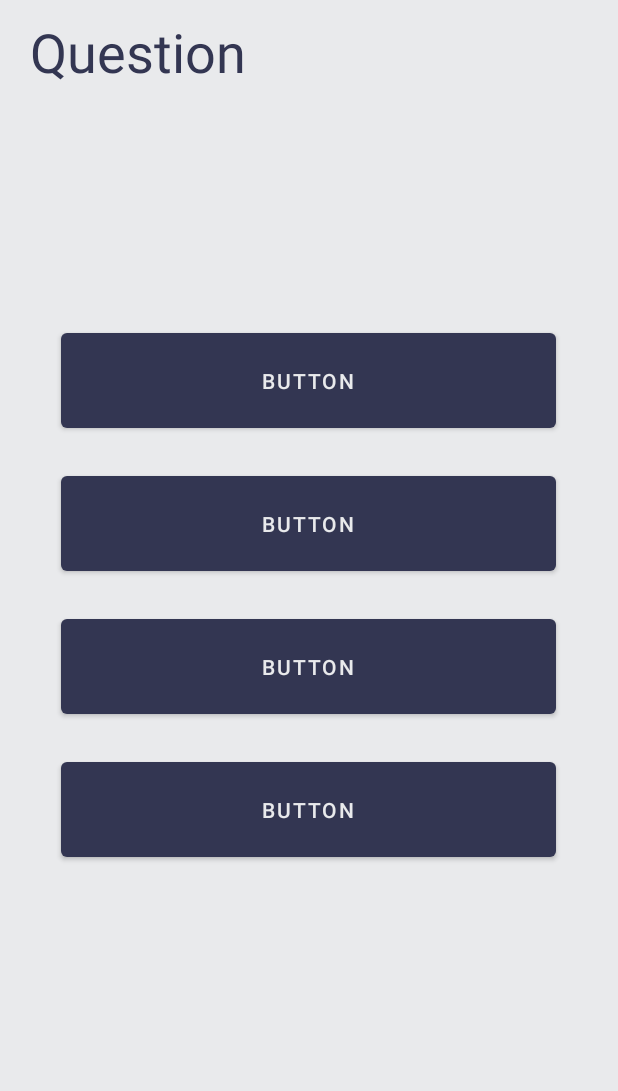
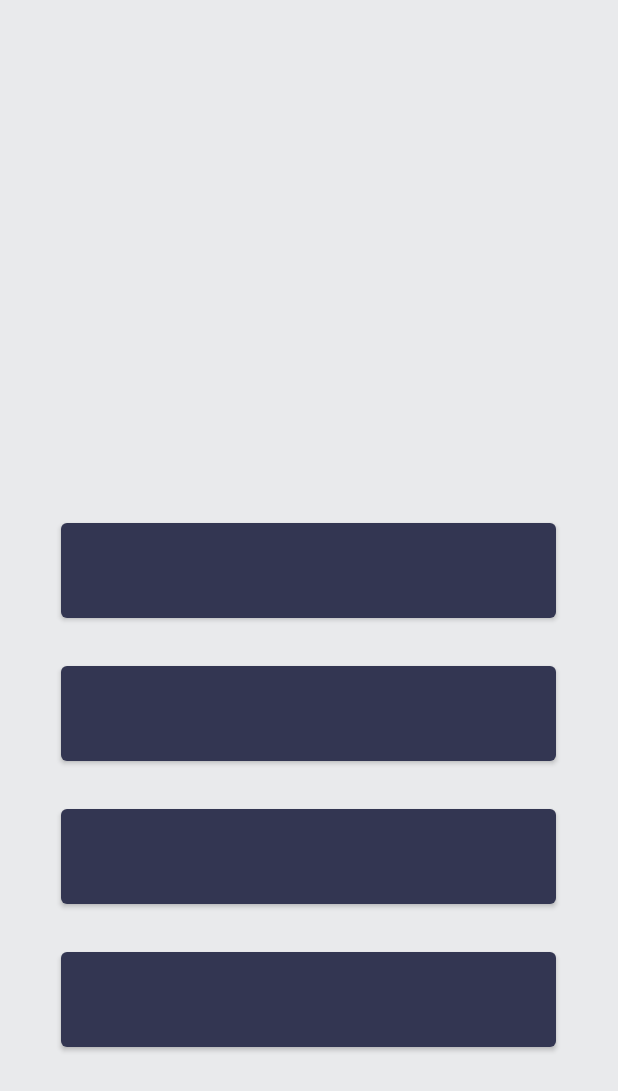
Before and after one commit to Dessie0/TriviaChance, an Android app: the layout activity_question.xml on its own in the app's theme, with its tools: preview values and no code run, on a phone screen of 412 x 824 dp. Shown: the top 1091 px of the screen. Run offline under Robolectric (Android 15) with nearby library versions, the phone set to English and light mode, and no system bars; network calls fail.

Commit message:
Questions: added API for randomly generated questions raised question amount per game to 10 randomly shuffle button answers Main Menu: overrode phone back when in play online UI to go back to main menu gave editprofile button ability for user to chose a photo from device files (picture is temporary and currently resets when app restarts) Results Screen: temporarily redid how much of the bar fills up to account for the greater question count

```diff
--- a/app/build.gradle
+++ b/app/build.gradle
@@ -38,4 +38,7 @@ dependencies {
     testImplementation 'junit:junit:4.13.2'
     androidTestImplementation 'androidx.test.ext:junit:1.1.3'
     androidTestImplementation 'androidx.test.espresso:espresso-core:3.4.0'
+
+    implementation 'com.android.volley:volley:1.2.1'
+
 }
--- a/app/src/main/java/edu/floridapoly/mobiledeviceapplications/fall22/triviachance/ResultsActivity.java
+++ b/app/src/main/java/edu/floridapoly/mobiledeviceapplications/fall22/triviachance/ResultsActivity.java
@@ -25,7 +25,7 @@ public class ResultsActivity extends AppCompatActivity {
         numCorrectText.setText(String.format("You got %d correct", correct));
 
         progressBar = findViewById(R.id.progressBar);
-        progressBar.setProgress(correct * 25);
+        progressBar.setProgress(correct * 10);
 
     }
 
--- a/app/src/main/res/layout/activity_main_menu.xml
+++ b/app/src/main/res/layout/activity_main_menu.xml
@@ -79,7 +79,10 @@
         android:layout_marginStart="120dp"
         android:layout_marginTop="124dp"
         android:backgroundTint="#00FFFFFF"
+        android:outlineAmbientShadowColor="#00FFFFFF"
+        android:outlineSpotShadowColor="#00FFFFFF"
         android:scaleType="fitCenter"
+        android:translationZ="10dp"
         app:layout_constraintStart_toStartOf="@+id/playerIcon"
         app:layout_constraintTop_toTopOf="@+id/playerIcon"
         app:srcCompat="@android:drawable/ic_menu_edit" />
--- a/app/src/main/res/layout/activity_question.xml
+++ b/app/src/main/res/layout/activity_question.xml
@@ -4,18 +4,23 @@
     xmlns:tools="http://schemas.android.com/tools"
     android:layout_width="match_parent"
     android:layout_height="match_parent"
+    android:gravity="bottom"
     android:orientation="vertical"
     tools:context=".QuestionActivity">
 
     <TextView
         android:id="@+id/questionTextView"
         android:layout_width="match_parent"
-        android:layout_height="216dp"
-        android:paddingStart="20dp"
-        android:paddingTop="10dp"
+        android:layout_height="wrap_content"
+        android:paddingStart="30dp"
+        android:paddingTop="30dp"
+        android:paddingRight="30dp"
         android:paddingBottom="50dp"
-        android:text="Question"
         android:textSize="36dp" />
+
+    <Space
+        android:layout_width="match_parent"
+        android:layout_height="121dp" />
 
     <Button
         android:id="@+id/answer1"
@@ -23,8 +28,7 @@
         android:layout_height="75dp"
         android:layout_gravity="center_horizontal"
         android:layout_marginBottom="20dp"
-        android:onClick="onClickAnswer"
-        android:text="Button" />
+        android:onClick="onClickAnswer" />
 
     <Button
         android:id="@+id/answer2"
@@ -32,8 +36,7 @@
         android:layout_height="75dp"
         android:layout_gravity="center_horizontal"
         android:layout_marginBottom="20dp"
-        android:onClick="onClickAnswer"
-        android:text="Button" />
+        android:onClick="onClickAnswer" />
 
     <Button
         android:id="@+id/answer3"
@@ -41,14 +44,13 @@
         android:layout_height="75dp"
         android:layout_gravity="center_horizontal"
         android:layout_marginBottom="20dp"
-        android:onClick="onClickAnswer"
-        android:text="Button" />
+        android:onClick="onClickAnswer" />
 
     <Button
         android:id="@+id/answer4"
         android:layout_width="330dp"
         android:layout_height="75dp"
         android:layout_gravity="center_horizontal"
-        android:onClick="onClickAnswer"
-        android:text="Button" />
+        android:layout_marginBottom="120dp"
+        android:onClick="onClickAnswer" />
 </LinearLayout>
```
Also changed, not shown: app/src/main/java/edu/floridapoly/mobiledeviceapplications/fall22/triviachance/MainMenu.java (+36 -4 lines), app/src/main/java/edu/floridapoly/mobiledeviceapplications/fall22/triviachance/QuestionActivity.java (+63 -23 lines).
